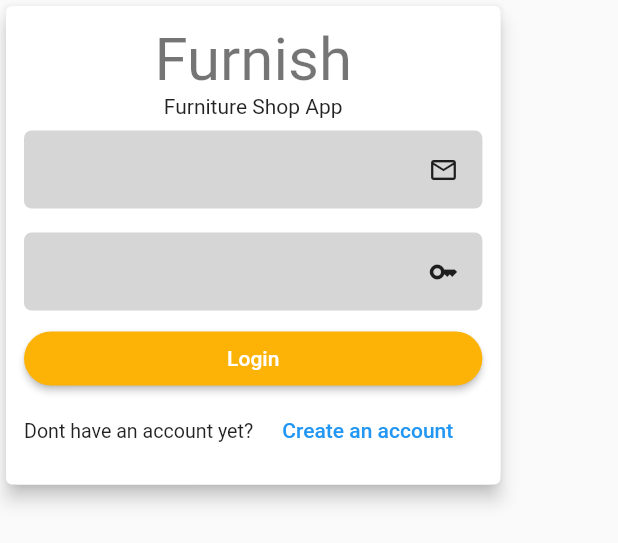
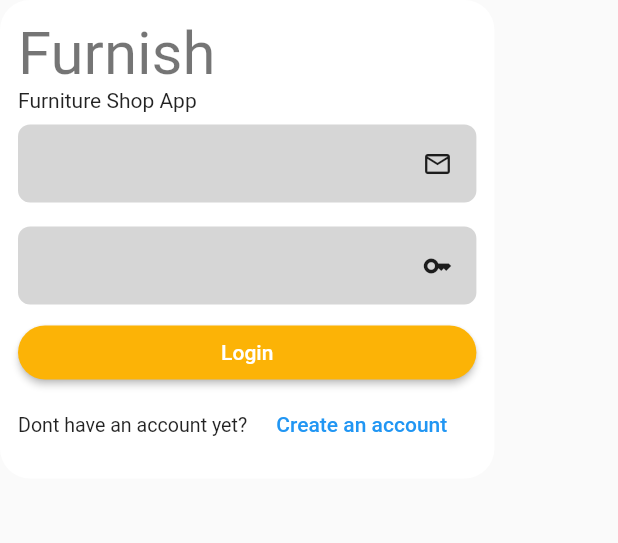
Before and after one commit to abdulrehman202/e_commerce, a Flutter app: the LoginForm widget shown alone on an empty page, opened directly, on a phone screen of 412 x 824 dp. Shown: the top 543 px of the screen. Run offline on Flutter 3.47's test engine with Material 2 defaults, Android fonts, the phone set to English and light mode, and no system bars; network calls fail.

Commit message:
LoginForm border rounded

```diff
--- a/lib/presentation/Components/CustomTextField.dart
+++ b/lib/presentation/Components/CustomTextField.dart
@@ -23,7 +23,7 @@ class CustomTextField extends StatelessWidget {
   Widget build(BuildContext context) {
     return Container(
       decoration: const BoxDecoration(
-        borderRadius: BorderRadius.all(Radius.circular(5.0)),
+        borderRadius: BorderRadius.all(Radius.circular(8.0)),
         color: Color.fromARGB(255, 214, 214, 214),
       ),
       margin: const EdgeInsets.symmetric(vertical: AppMargin.m8),
--- a/lib/presentation/Components/LoginForm.dart
+++ b/lib/presentation/Components/LoginForm.dart
@@ -21,17 +21,16 @@ class _LoginFormState extends State<LoginForm> {
   final FocusNode _focusNode = FocusNode();
   @override
   Widget build(BuildContext context) {
-    return Card(
-      elevation: 5,
-      child: Container(
+    return Container(
       decoration: const BoxDecoration(
           color: Colors.white,
-            borderRadius: BorderRadius.all(Radius.circular(8.0))),
+          borderRadius: BorderRadius.all(Radius.circular(20.0))),
       padding: const EdgeInsets.all(AppPadding.p12),
       width: MediaQuery.of(context).size.width * 0.8,
       child: SingleChildScrollView(
         child: Column(
           mainAxisSize: MainAxisSize.min,
+          crossAxisAlignment: CrossAxisAlignment.start,
           children: [
             Text(
               AppStrings.furnish,
@@ -73,8 +72,8 @@ class _LoginFormState extends State<LoginForm> {
                 ))),
                 Expanded(
                   child: TextButton(
-                        style: TextButton.styleFrom(
-                            shadowColor: Colors.transparent),
+                      style:
+                          TextButton.styleFrom(shadowColor: Colors.transparent),
                       onPressed: () {},
                       child: const Text(AppStrings.createAnAccount)),
                 )
@@ -83,7 +82,6 @@ class _LoginFormState extends State<LoginForm> {
           ],
         ),
       ),
-      ),
     );
   }
 }
--- a/lib/presentation/splash/splash.dart
+++ b/lib/presentation/splash/splash.dart
@@ -27,11 +27,6 @@ class _SplashViewState extends State<SplashView> {
           Container(
               width: MediaQuery.of(context).size.width * 0.2,
               color: ColorManager.purple),
-          Expanded(
-            child: Container(
-              color: ColorManager.white,
-            ),
-          ),
         ])),
       ]),
       LoginForm(),
```
Lines whose indentation alone changed are shown as unchanged.
